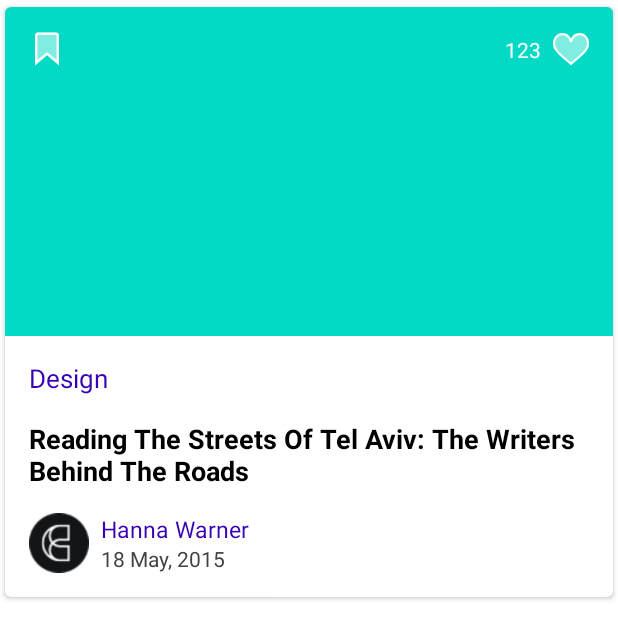
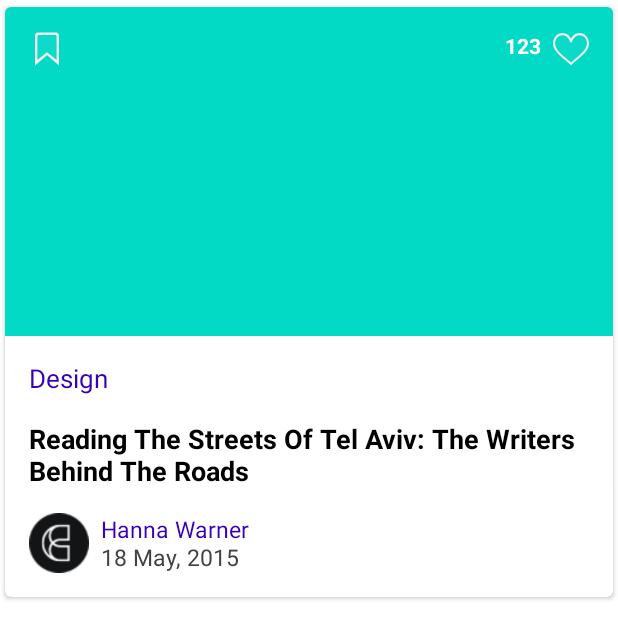
Before and after one commit to Ruthinke/R-TCT-Assignment, an Android app: the layout item_article.xml on its own in the app's theme, with its tools: preview values and no code run, on a phone screen of 412 x 824 dp. Shown: the top 639 px of the screen. Run offline under Robolectric (Android 15) with nearby library versions, the phone set to English and light mode, and no system bars.

Commit message:
fixed small ui, and moved hard-coded to xml

```diff
--- a/app/src/main/java/com/ruthloeser/android/tctassignment/networking/RetrofitBuilders.kt
+++ b/app/src/main/java/com/ruthloeser/android/tctassignment/networking/RetrofitBuilders.kt
@@ -1,6 +1,5 @@
 package com.ruthloeser.android.tctassignment.networking
 
-import okhttp3.Cache
 import okhttp3.OkHttpClient
 import retrofit2.Retrofit
 import okhttp3.logging.HttpLoggingInterceptor
--- a/app/src/main/java/com/ruthloeser/android/tctassignment/repo/ArticlesRepositoryImpl.kt
+++ b/app/src/main/java/com/ruthloeser/android/tctassignment/repo/ArticlesRepositoryImpl.kt
@@ -8,7 +8,7 @@ import com.ruthloeser.android.tctassignment.model.Result
 import java.io.File
 import java.io.IOException
 
-class ArticlesRepositoryImpl() : ArticlesRepository {
+class ArticlesRepositoryImpl : ArticlesRepository {
 
     private val remoteApi = App.remoteApi
 
--- a/app/src/main/java/com/ruthloeser/android/tctassignment/ui/articles/ArticlesFragment.kt
+++ b/app/src/main/java/com/ruthloeser/android/tctassignment/ui/articles/ArticlesFragment.kt
@@ -1,5 +1,7 @@
 package com.ruthloeser.android.tctassignment.ui.articles
 
+import android.content.Context
+import android.graphics.Rect
 import androidx.lifecycle.ViewModelProvider
 import android.os.Bundle
 import androidx.fragment.app.Fragment
@@ -8,6 +10,7 @@ import android.view.View
 import android.view.ViewGroup
 import android.widget.Toast
 import androidx.recyclerview.widget.LinearLayoutManager
+import androidx.recyclerview.widget.RecyclerView
 import com.ruthloeser.android.tctassignment.R
 import com.ruthloeser.android.tctassignment.model.Failure
 import com.ruthloeser.android.tctassignment.model.Success
@@ -36,6 +39,19 @@ class ArticlesFragment : Fragment() {
         progress.visibility = View.VISIBLE
         recyclerView.layoutManager = LinearLayoutManager(context)
         recyclerView.adapter = adapter
+        recyclerView.addItemDecoration( object : RecyclerView.ItemDecoration() {
+            override fun getItemOffsets(
+                outRect: Rect,
+                view: View,
+                parent: RecyclerView,
+                state: RecyclerView.State,
+            ) {
+                super.getItemOffsets(outRect, view, parent, state)
+                outRect.bottom = activity?.dpToPx(16)?:16
+            }
+        }
+
+        )
 
         viewModel.allArticles.observe(viewLifecycleOwner, { result ->
             progress.visibility = View.GONE
@@ -56,4 +72,12 @@ class ArticlesFragment : Fragment() {
         super.onDestroy()
     }
 
+    fun Context.dpToPx(dp: Int): Int {
+        return (dp * resources.displayMetrics.density).toInt()
+    }
+
+    fun Context.pxToDp(px: Int): Int {
+        return (px / resources.displayMetrics.density).toInt()
+    }
+
 }
--- a/app/src/main/res/drawable/ic_like.xml
+++ b/app/src/main/res/drawable/ic_like.xml
@@ -6,9 +6,9 @@
   <path
       android:pathData="M17.625,1.3986C19.423,1.3986 21.0652,2.1383 22.2489,3.4814C23.3781,4.7627 24,6.4787 24,8.3133C24,10.3103 23.2203,12.1677 21.5463,14.1586C20.0502,15.9381 17.8979,17.7722 15.4056,19.8959L15.3968,19.9034C14.4707,20.6926 13.5131,21.5087 12.4938,22.4005L12.4631,22.4274C12.3306,22.5434 12.1653,22.6014 12,22.6014C11.8347,22.6014 11.6694,22.5434 11.5369,22.4274L11.5062,22.4005C10.4838,21.5059 9.5234,20.6876 8.5948,19.8962L8.5945,19.896C6.1021,17.7721 3.9498,15.938 2.4537,14.1586C0.7797,12.1678 0,10.3103 0,8.3133C0,6.4787 0.6219,4.7627 1.751,3.4815C2.9348,2.1383 4.577,1.3986 6.375,1.3986C8.9038,1.3986 10.5048,2.9089 11.4026,4.1759C11.6355,4.5047 11.8336,4.8344 12,5.1446C12.1664,4.8344 12.3645,4.5047 12.5974,4.1759C13.4952,2.9089 15.0962,1.3986 17.625,1.3986Z"
       android:strokeAlpha="0.5"
-      android:fillColor="#121416"
+      android:fillColor="#11121416"
       android:fillAlpha="0.5"/>
   <path
       android:pathData="M22.2489,3.4814C21.0652,2.1383 19.423,1.3986 17.625,1.3986C15.0962,1.3986 13.4952,2.9089 12.5974,4.1759C12.3645,4.5047 12.1664,4.8344 12,5.1446C11.8336,4.8344 11.6355,4.5047 11.4026,4.1759C10.5048,2.9089 8.9038,1.3986 6.375,1.3986C4.577,1.3986 2.9348,2.1383 1.751,3.4815C0.6219,4.7627 0,6.4787 0,8.3133C0,10.3103 0.7797,12.1678 2.4537,14.1586C3.9498,15.938 6.1021,17.7721 8.5945,19.896C9.5233,20.6874 10.4837,21.5059 11.5062,22.4005L11.5369,22.4274C11.6694,22.5434 11.8347,22.6014 12,22.6014C12.1653,22.6014 12.3306,22.5434 12.4631,22.4274L12.4938,22.4005C13.5163,21.5059 14.4767,20.6875 15.4056,19.8959C17.8979,17.7722 20.0502,15.9381 21.5463,14.1586C23.2203,12.1677 24,10.3103 24,8.3133C24,6.4787 23.3781,4.7627 22.2489,3.4814ZM14.4934,18.8257C13.6928,19.5079 12.8688,20.21 12,20.9653C11.1312,20.2101 10.3072,19.5079 9.5064,18.8256C4.6287,14.669 1.4063,11.923 1.4063,8.3133C1.4063,6.8213 1.9034,5.4355 2.806,4.4112C3.7191,3.3753 4.9865,2.8048 6.375,2.8048C8.3029,2.8048 9.5492,3.9925 10.2551,4.9889C10.8884,5.8825 11.2188,6.7834 11.3315,7.1292C11.4257,7.4186 11.6956,7.6145 12,7.6145C12.3044,7.6145 12.5743,7.4186 12.6685,7.1292C12.7812,6.7834 13.1116,5.8825 13.7449,4.9889C14.4508,3.9925 15.6971,2.8048 17.625,2.8048C19.0135,2.8048 20.2809,3.3753 21.1939,4.4112C22.0966,5.4355 22.5938,6.8213 22.5938,8.3133C22.5938,11.923 19.3713,14.669 14.4934,18.8257Z"
-      android:fillColor="#ffffff"/>
+      android:fillColor="#ffffffff"/>
 </vector>
--- a/app/src/main/res/drawable/ic_save.xml
+++ b/app/src/main/res/drawable/ic_save.xml
@@ -6,7 +6,7 @@
   <path
       android:pathData="M12,14.5385L4,23L4,3C4,1.8954 4.8954,1 6,1H18C19.1046,1 20,1.8954 20,3V23L12,14.5385Z"
       android:strokeAlpha="0.5"
-      android:fillColor="#121416"
+      android:fillColor="#11121416"
       android:fillType="evenOdd"
       android:fillAlpha="0.5"/>
   <path
--- a/app/src/main/res/layout/articles_fragment.xml
+++ b/app/src/main/res/layout/articles_fragment.xml
@@ -9,6 +9,7 @@
 
     <androidx.recyclerview.widget.RecyclerView
         android:id="@+id/recyclerView"
+        android:background="@color/recyclerview_bg"
         android:layout_width="match_parent"
         android:layout_height="match_parent" />
 
--- a/app/src/main/res/layout/item_article.xml
+++ b/app/src/main/res/layout/item_article.xml
@@ -11,12 +11,12 @@
   <androidx.constraintlayout.widget.ConstraintLayout
       android:layout_width="match_parent"
       android:layout_height="match_parent"
-      android:layout_marginBottom="16dp">
+      android:layout_marginBottom="@dimen/designer_padding">
 
     <ImageView
         android:id="@+id/bgImageView"
         android:layout_width="0dp"
-        android:layout_height="219dp"
+        android:layout_height="@dimen/list_article_image_height"
         android:background="@color/design_default_color_secondary"
         android:contentDescription="@string/article_picture_description"
         android:scaleType="centerCrop"
@@ -29,10 +29,10 @@
         android:id="@+id/saveBtn"
         android:layout_width="wrap_content"
         android:layout_height="wrap_content"
-        android:layout_marginStart="16dp"
+        android:layout_marginStart="@dimen/designer_padding"
         android:background="@null"
+        android:tint="#EEEEEEEE"
         android:src="@drawable/save_selector"
-        android:tint="@color/white"
         app:layout_constraintStart_toStartOf="parent"
         app:layout_constraintTop_toTopOf="@+id/likeBtn" />
 
@@ -41,13 +41,13 @@
         android:id="@+id/likeBtn"
         android:layout_width="wrap_content"
         android:layout_height="wrap_content"
-        android:layout_marginTop="16dp"
-        android:layout_marginEnd="16dp"
+        android:layout_marginTop="@dimen/designer_padding"
+        android:layout_marginEnd="@dimen/designer_padding"
         android:background="@null"
+        android:tint="#EEEEEEEE"
         android:checked="true"
         android:contentDescription="@string/like_button_description"
         android:src="@drawable/like_selector"
-        android:tint="@color/white"
         app:layout_constraintEnd_toEndOf="parent"
         app:layout_constraintTop_toTopOf="@+id/bgImageView" />
 
@@ -56,9 +56,9 @@
         android:layout_width="wrap_content"
         android:layout_height="wrap_content"
         android:layout_marginEnd="8dp"
+        android:text="123"
         android:textColor="@color/white"
-        android:text="123"
-        app:layout_constraintBottom_toBottomOf="@+id/likeBtn"
+        android:textStyle="bold"
         app:layout_constraintEnd_toStartOf="@+id/likeBtn"
         app:layout_constraintTop_toTopOf="@+id/likeBtn" />
 
@@ -66,9 +66,9 @@
         android:id="@+id/categoryText"
         android:layout_width="wrap_content"
         android:layout_height="wrap_content"
-        android:layout_marginTop="16dp"
+        android:layout_marginTop="@dimen/designer_padding"
         android:text="Design"
-        android:textSize="17sp"
+        android:textSize="@dimen/category_text_size"
         android:textColor="@color/purple_700"
         app:layout_constraintStart_toStartOf="@+id/title"
         app:layout_constraintTop_toBottomOf="@id/bgImageView" />
@@ -77,12 +77,12 @@
         android:id="@+id/title"
         android:layout_width="0dp"
         android:layout_height="wrap_content"
-        android:layout_marginStart="16dp"
-        android:layout_marginTop="16dp"
-        android:layout_marginEnd="16dp"
+        android:layout_marginStart="@dimen/designer_padding"
+        android:layout_marginTop="@dimen/designer_padding"
+        android:layout_marginEnd="@dimen/designer_padding"
         android:text="Reading The Streets Of Tel Aviv: The Writers Behind The Roads"
         android:textStyle="bold"
-        android:textSize="18sp"
+        android:textSize="@dimen/title_text_size"
         android:textColor="@color/black"
         app:layout_constraintEnd_toEndOf="parent"
         app:layout_constraintStart_toStartOf="parent"
@@ -92,8 +92,8 @@
         android:id="@+id/authorAvatar"
         android:layout_width="40dp"
         android:layout_height="40dp"
-        android:layout_marginStart="16dp"
-        android:layout_marginTop="16dp"
+        android:layout_marginStart="@dimen/designer_padding"
+        android:layout_marginTop="@dimen/designer_padding"
         android:contentDescription="@string/author_avatar_description"
         android:scaleType="fitCenter"
         app:layout_constraintStart_toStartOf="parent"
@@ -107,7 +107,7 @@
         android:layout_marginStart="8dp"
         android:text="Hanna Warner"
         android:textColor="@color/purple_700"
-        android:textSize="15sp"
+        android:textSize="@dimen/author_text_size"
         app:layout_constraintStart_toEndOf="@+id/authorAvatar"
         app:layout_constraintTop_toTopOf="@+id/authorAvatar" />
 
@@ -117,6 +117,7 @@
         android:layout_height="wrap_content"
         android:text="18 May, 2015"
         android:textColor="@color/cardview_dark_background"
+        android:textSize="@dimen/author_text_size"
         app:layout_constraintBottom_toBottomOf="@+id/authorAvatar"
         app:layout_constraintStart_toStartOf="@+id/authorName" />
 
--- a/app/src/main/res/values/colors.xml
+++ b/app/src/main/res/values/colors.xml
@@ -7,4 +7,5 @@
     <color name="teal_700">#FF018786</color>
     <color name="black">#FF000000</color>
     <color name="white">#FFFFFFFF</color>
+    <color name="recyclerview_bg">#FFF4F4F4</color>
 </resources>
--- /dev/null
+++ b/app/src/main/res/values/dimens.xml
@@ -0,0 +1,8 @@
+<?xml version="1.0" encoding="utf-8"?>
+<resources>
+    <dimen name="list_article_image_height">219dp</dimen>
+    <dimen name="designer_padding">16dp</dimen>
+    <dimen name="category_text_size">17sp</dimen>
+    <dimen name="title_text_size">18sp</dimen>
+    <dimen name="author_text_size">15sp</dimen>
+</resources>
```
